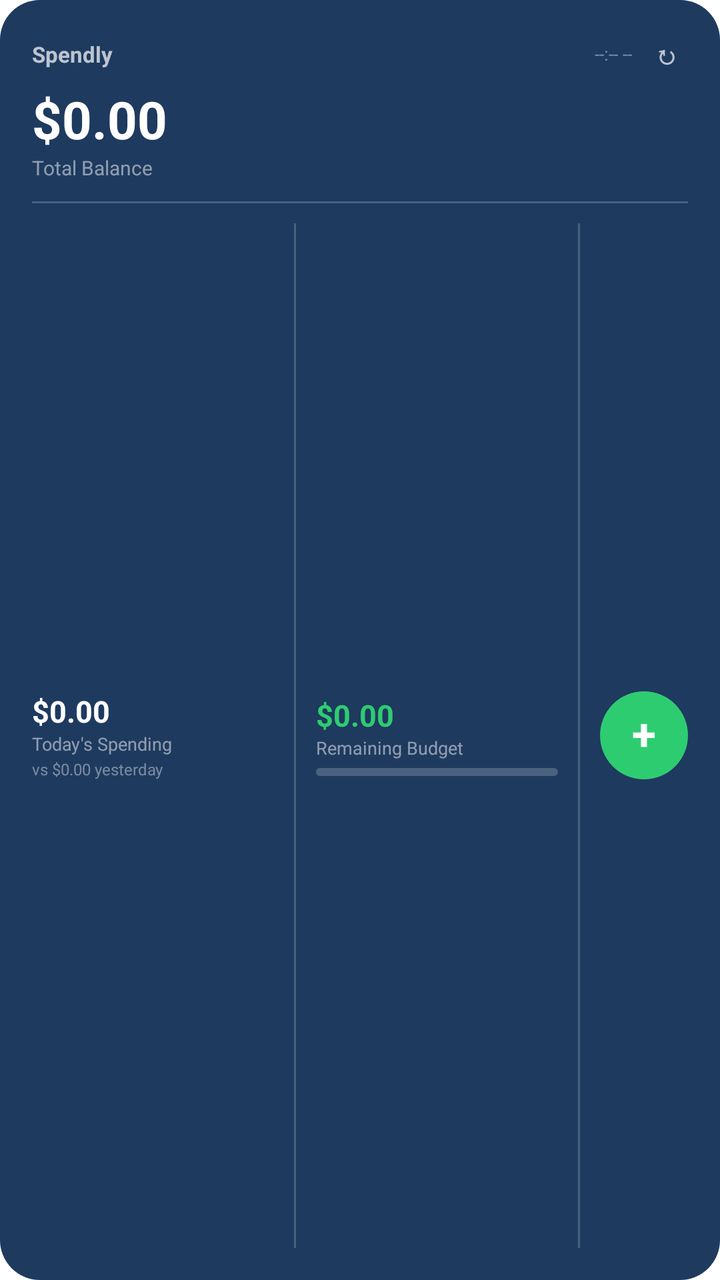
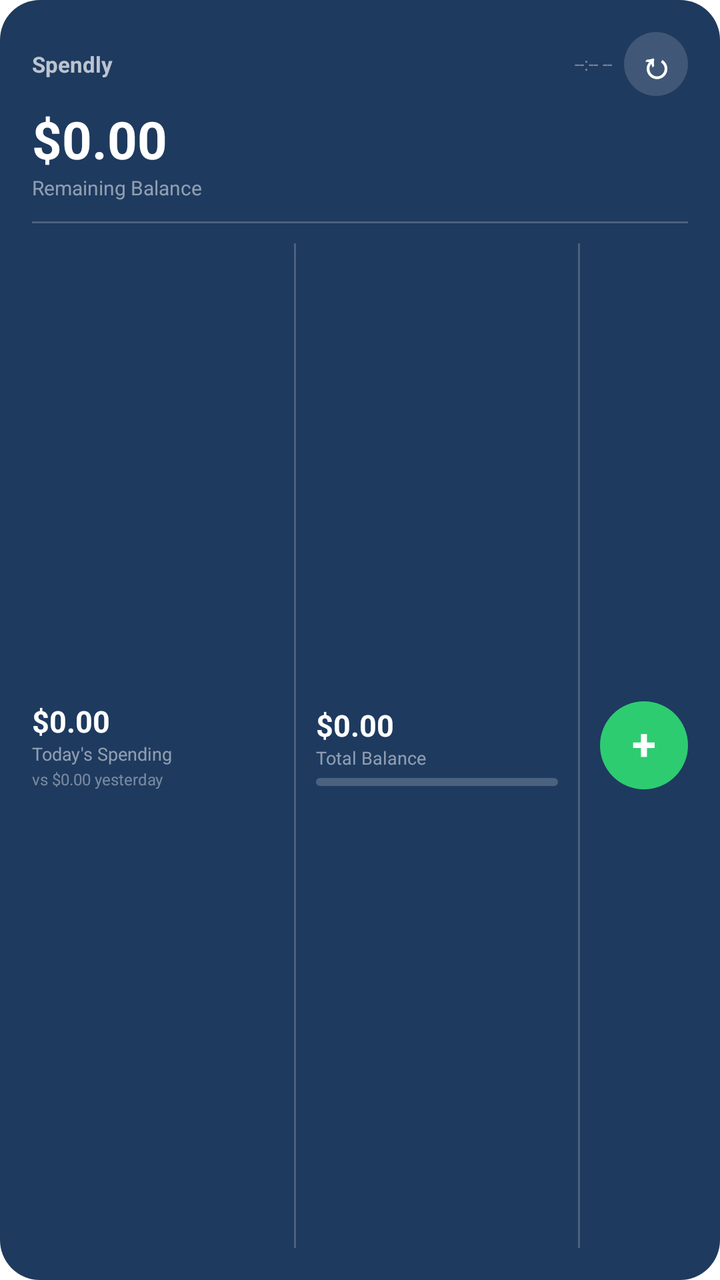

An Android layout rendered at two revisions. The XML below is the earlier revision; the diff shows what the commit changed to produce the second picture.
<!-- AndroidManifest.xml: fallback theme Theme.MaterialComponents.DayNight.NoActionBar -->
<!-- res/layout/spendly_widget.xml -->
<?xml version="1.0" encoding="utf-8"?>
<LinearLayout
    xmlns:android="http://schemas.android.com/apk/res/android"
    android:layout_width="match_parent"
    android:layout_height="match_parent"
    android:orientation="vertical"
    android:background="@drawable/widget_background"
    android:padding="16dp">

    
    <LinearLayout
        android:layout_width="match_parent"
        android:layout_height="wrap_content"
        android:orientation="horizontal"
        android:gravity="center_vertical">

        <TextView
            android:id="@+id/widget_app_name"
            android:layout_width="0dp"
            android:layout_height="wrap_content"
            android:layout_weight="1"
            android:text="Spendly"
            android:textColor="#B3FFFFFF"
            android:textSize="11sp"
            android:textStyle="bold"/>

        <TextView
            android:id="@+id/widget_last_updated"
            android:layout_width="wrap_content"
            android:layout_height="wrap_content"
            android:text="--:-- --"
            android:textColor="#66FFFFFF"
            android:textSize="9sp"/>

        <TextView
            android:id="@+id/widget_refresh_btn"
            android:layout_width="22dp"
            android:layout_height="22dp"
            android:layout_marginStart="6dp"
            android:gravity="center"
            android:text="↻"
            android:textColor="#B3FFFFFF"
            android:textSize="13sp"
            android:textStyle="bold"
            android:includeFontPadding="false"
            android:clickable="true"/>

    </LinearLayout>

    
    <TextView
        android:id="@+id/widget_balance"
        android:layout_width="match_parent"
        android:layout_height="wrap_content"
        android:layout_marginTop="4dp"
        android:text="$0.00"
        android:textColor="#FFFFFF"
        android:textSize="26sp"
        android:textStyle="bold"/>

    <TextView
        android:layout_width="match_parent"
        android:layout_height="wrap_content"
        android:text="Total Balance"
        android:textColor="#80FFFFFF"
        android:textSize="10sp"
        android:layout_marginBottom="10dp"/>

    
    <FrameLayout
        android:layout_width="match_parent"
        android:layout_height="1dp"
        android:background="#33FFFFFF"
        android:layout_marginBottom="10dp"/>

    
    <LinearLayout
        android:layout_width="match_parent"
        android:layout_height="0dp"
        android:layout_weight="1"
        android:orientation="horizontal"
        android:gravity="center_vertical">

        
        <LinearLayout
            android:layout_width="0dp"
            android:layout_height="wrap_content"
            android:layout_weight="1"
            android:orientation="vertical">

            
            <LinearLayout
                android:layout_width="wrap_content"
                android:layout_height="wrap_content"
                android:orientation="horizontal"
                android:gravity="center_vertical">

                <TextView
                    android:id="@+id/widget_today_spent"
                    android:layout_width="wrap_content"
                    android:layout_height="wrap_content"
                    android:text="$0.00"
                    android:textColor="#FFFFFF"
                    android:textSize="15sp"
                    android:textStyle="bold"/>

                
                <TextView
                    android:id="@+id/widget_trend"
                    android:layout_width="wrap_content"
                    android:layout_height="wrap_content"
                    android:layout_marginStart="4dp"
                    android:text=""
                    android:textSize="11sp"
                    android:textStyle="bold"/>

            </LinearLayout>

            <TextView
                android:layout_width="wrap_content"
                android:layout_height="wrap_content"
                android:text="Today's Spending"
                android:textColor="#80FFFFFF"
                android:textSize="9sp"/>

            
            <TextView
                android:id="@+id/widget_yesterday"
                android:layout_width="wrap_content"
                android:layout_height="wrap_content"
                android:text="vs $0.00 yesterday"
                android:textColor="#66FFFFFF"
                android:textSize="8sp"
                android:layout_marginTop="1dp"/>

        </LinearLayout>

        
        <FrameLayout
            android:layout_width="1dp"
            android:layout_height="match_parent"
            android:background="#33FFFFFF"
            android:layout_marginStart="10dp"
            android:layout_marginEnd="10dp"/>

        
        <LinearLayout
            android:layout_width="0dp"
            android:layout_height="wrap_content"
            android:layout_weight="1"
            android:orientation="vertical">

            <TextView
                android:id="@+id/widget_remaining"
                android:layout_width="wrap_content"
                android:layout_height="wrap_content"
                android:text="$0.00"
                android:textColor="#2ECC71"
                android:textSize="15sp"
                android:textStyle="bold"/>

            <TextView
                android:id="@+id/widget_remaining_label"
                android:layout_width="wrap_content"
                android:layout_height="wrap_content"
                android:text="Remaining Budget"
                android:textColor="#80FFFFFF"
                android:textSize="9sp"/>

            
            <ProgressBar
                android:id="@+id/widget_budget_bar"
                style="@android:style/Widget.ProgressBar.Horizontal"
                android:layout_width="match_parent"
                android:layout_height="4dp"
                android:layout_marginTop="4dp"
                android:max="100"
                android:progress="0"
                android:progressTint="#2ECC71"
                android:progressBackgroundTint="#33FFFFFF"/>

        </LinearLayout>

        
        <FrameLayout
            android:layout_width="1dp"
            android:layout_height="match_parent"
            android:background="#33FFFFFF"
            android:layout_marginStart="10dp"
            android:layout_marginEnd="10dp"/>

        
        <LinearLayout
            android:id="@+id/widget_add_btn"
            android:layout_width="44dp"
            android:layout_height="44dp"
            android:orientation="vertical"
            android:gravity="center"
            android:background="@drawable/widget_add_button"
            android:clickable="true">

            <TextView
                android:layout_width="wrap_content"
                android:layout_height="wrap_content"
                android:text="+"
                android:textColor="#FFFFFF"
                android:textSize="22sp"
                android:textStyle="bold"
                android:includeFontPadding="false"/>

        </LinearLayout>

    </LinearLayout>

</LinearLayout>
<!-- resources referenced by this layout -->
<resources>
  <!-- drawable widget_add_button (drawable) -->
  <?xml version="1.0" encoding="utf-8"?>
  <shape xmlns:android="http://schemas.android.com/apk/res/android"
      android:shape="oval">
      <solid android:color="#2ECC71"/>
  </shape>
  <!-- drawable widget_background (drawable) -->
  <?xml version="1.0" encoding="utf-8"?>
  <shape xmlns:android="http://schemas.android.com/apk/res/android"
      android:shape="rectangle">
      <solid android:color="#1E3A5F"/>
      <corners android:radius="20dp"/>
  </shape>
</resources>

<!-- the commit's change to res/layout/spendly_widget.xml (unified diff, before → after) -->
@@ -34,22 +34,23 @@
 
         <TextView
             android:id="@+id/widget_refresh_btn"
-            android:layout_width="22dp"
-            android:layout_height="22dp"
+            android:layout_width="32dp"
+            android:layout_height="32dp"
             android:layout_marginStart="6dp"
             android:gravity="center"
             android:text="↻"
-            android:textColor="#B3FFFFFF"
-            android:textSize="13sp"
+            android:textColor="#FFFFFF"
+            android:textSize="18sp"
             android:textStyle="bold"
             android:includeFontPadding="false"
+            android:background="@drawable/widget_refresh_button"
             android:clickable="true"/>
 
     </LinearLayout>
 
     
     <TextView
-        android:id="@+id/widget_balance"
+        android:id="@+id/widget_remaining"
         android:layout_width="match_parent"
         android:layout_height="wrap_content"
         android:layout_marginTop="4dp"
@@ -59,9 +60,10 @@
         android:textStyle="bold"/>
 
     <TextView
+        android:id="@+id/widget_remaining_label"
         android:layout_width="match_parent"
         android:layout_height="wrap_content"
-        android:text="Total Balance"
+        android:text="Remaining Balance"
         android:textColor="#80FFFFFF"
         android:textSize="10sp"
         android:layout_marginBottom="10dp"/>
@@ -151,19 +153,18 @@
             android:orientation="vertical">
 
             <TextView
-                android:id="@+id/widget_remaining"
+                android:id="@+id/widget_balance"
                 android:layout_width="wrap_content"
                 android:layout_height="wrap_content"
                 android:text="$0.00"
-                android:textColor="#2ECC71"
+                android:textColor="#FFFFFF"
                 android:textSize="15sp"
                 android:textStyle="bold"/>
 
             <TextView
-                android:id="@+id/widget_remaining_label"
-                android:layout_width="wrap_content"
-                android:layout_height="wrap_content"
-                android:text="Remaining Budget"
+                android:layout_width="wrap_content"
+                android:layout_height="wrap_content"
+                android:text="Total Balance"
                 android:textColor="#80FFFFFF"
                 android:textSize="9sp"/>
 
<!-- resource entries referenced after the edit -->
@@ -13,5 +13,11 @@
       <solid android:color="#1E3A5F"/>
       <corners android:radius="20dp"/>
   </shape>
+  <!-- drawable widget_refresh_button (drawable) -->
+  <?xml version="1.0" encoding="utf-8"?>
+  <shape xmlns:android="http://schemas.android.com/apk/res/android"
+      android:shape="oval">
+      <solid android:color="#26FFFFFF"/>
+  </shape>
 </resources>
 
